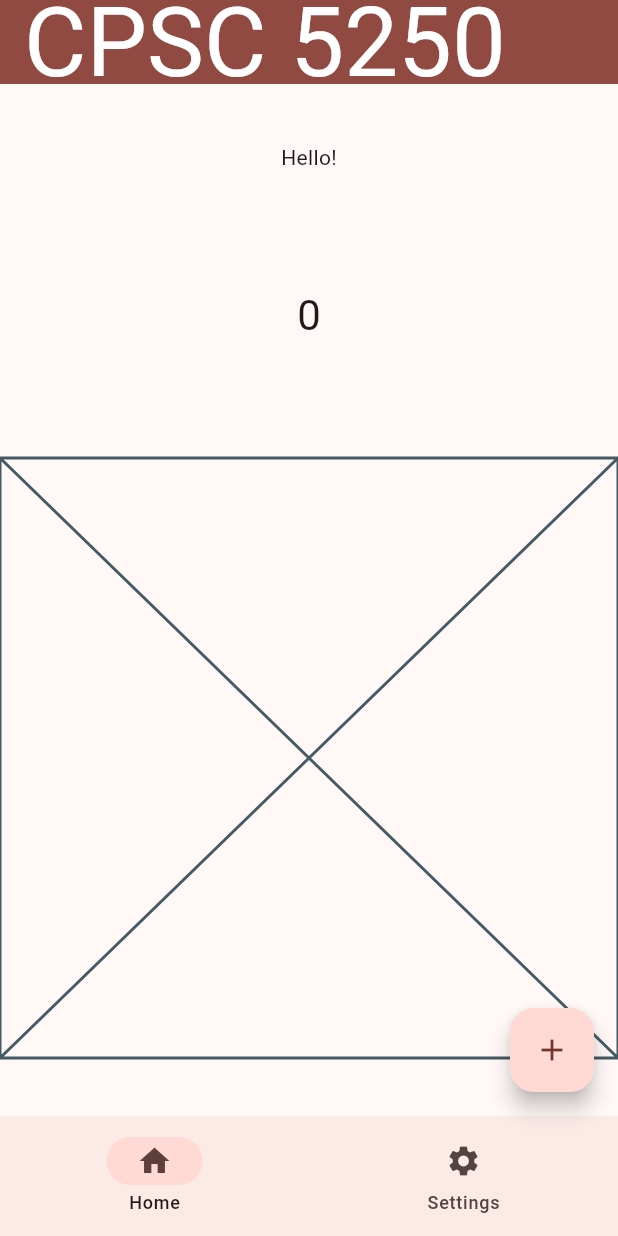
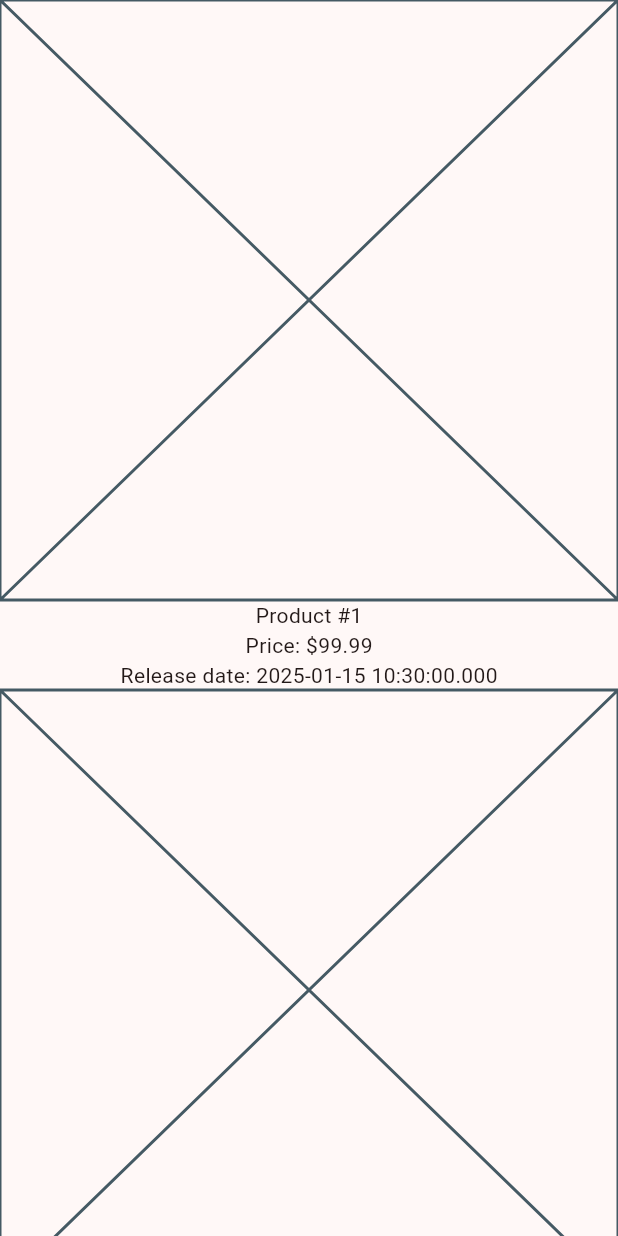
Before and after one commit to tim-spinney/flutter_ecommerce_example, a Flutter app: the screen it shows after launch, on a phone screen of 412 x 824 dp. Run offline on Flutter 3.47's test engine with Material 3 defaults, Android fonts, the phone set to English and light mode, and no system bars.

Commit message:
end of class 1/14: product detail page with placeholders

```diff
--- /dev/null
+++ b/lib/add_to_cart.dart
@@ -0,0 +1,10 @@
+import 'package:flutter/material.dart';
+
+class AddToCart extends StatelessWidget {
+  const AddToCart({super.key});
+
+  @override
+  Widget build(BuildContext context) {
+    return const Placeholder();
+  }
+}
--- /dev/null
+++ b/lib/image_carousel.dart
@@ -0,0 +1,10 @@
+import 'package:flutter/material.dart';
+
+class ImageCarousel extends StatelessWidget {
+  const ImageCarousel({super.key});
+
+  @override
+  Widget build(BuildContext context) {
+    return const Placeholder();
+  }
+}
--- a/lib/main.dart
+++ b/lib/main.dart
@@ -1,4 +1,4 @@
-import 'package:ecommerce/product_list.dart';
+import 'product_detail_page.dart';
 import 'package:flutter/material.dart';
 
 void main() {
@@ -25,74 +25,7 @@ class MyApp extends StatelessWidget {
         useMaterial3: true,
       ),
       // home: const MyHomePage(title: 'Flutter Demo Home Page'),
-      home: const MyHomePage(title: 'CPSC 5250'),
+      home: const ProductDetailPage(),
     );
   }
 }
-
-class MyHomePage extends StatefulWidget {
-  const MyHomePage({super.key, required this.title});
-
-  final String title;
-
-  @override
-  State<MyHomePage> createState() => _MyHomePageState();
-}
-
-class _MyHomePageState extends State<MyHomePage> {
-  int _counter = 0;
-
-  void _incrementCounter() {
-    setState(() {
-      _counter++;
-    });
-  }
-
-  @override
-  Widget build(BuildContext context) {
-    return Scaffold(
-      appBar: AppBar(
-        backgroundColor: Theme.of(context).colorScheme.primary,
-        foregroundColor: Theme.of(context).colorScheme.onPrimary,
-        title: Text(
-          widget.title,
-          style: const TextStyle(
-            fontSize: 64
-          ),
-        ),
-      ),
-      body: Center(
-        child: Column(
-          mainAxisAlignment: MainAxisAlignment.spaceAround,
-          children: [
-            const Text(
-              'Hello!',
-            ),
-            Text(
-              '$_counter',
-              style: Theme.of(context).textTheme.headlineMedium,
-            ),
-            const ProductList(),
-          ],
-        ),
-      ),
-      bottomNavigationBar: NavigationBar(
-        destinations: const [
-          NavigationDestination(
-            icon: Icon(Icons.home),
-            label: 'Home',
-          ),
-          NavigationDestination(
-            icon: Icon(Icons.settings),
-            label: 'Settings',
-          ),
-        ],
-      ),
-      floatingActionButton: FloatingActionButton(
-        onPressed: _incrementCounter,
-        tooltip: 'Increment',
-        child: const Icon(Icons.add),
-      ),
-    );
-  }
-}
--- /dev/null
+++ b/lib/model/product.dart
@@ -0,0 +1,15 @@
+
+import 'product_review.dart';
+
+class Product {
+  final String name;
+  final String description;
+  final DateTime releaseDate;
+  final int _priceInCents;
+
+  final List<ProductReview> reviews;
+
+  String get formattedPrice => '\$${(_priceInCents / 100.0).toStringAsFixed(2)}';
+
+  const Product(this.name, this.description, this.releaseDate, this._priceInCents, this.reviews);
+}
--- /dev/null
+++ b/lib/model/product_review.dart
@@ -0,0 +1,8 @@
+
+class ProductReview {
+  final String username;
+  final int rating;
+  final String comment;
+
+  ProductReview(this.username, this.rating, this.comment);
+}
--- a/lib/product_detail_page.dart
+++ b/lib/product_detail_page.dart
@@ -1,16 +1,31 @@
+import 'package:ecommerce/product_details.dart';
+import 'package:ecommerce/model/product_review.dart';
 import 'package:flutter/material.dart';
+
+import 'model/product.dart';
+
+final _sampleData = Product(
+  'Product #1',
+  'Lorem ipsum dolor sit amet, blah blah blah blah blah',
+  DateTime.now(),
+  9999,
+  [
+    ProductReview('Person #1', 1, 'This product is terrible!'),
+    ProductReview('Person #2', 5, 'This product is great!'),
+  ]
+);
 
 class ProductDetailPage extends StatelessWidget {
   const ProductDetailPage({super.key});
 
   @override
   Widget build(BuildContext context) {
-    return Column(
-      children: [
-        Text('Product name'),
-        Text('Price: \$99.99'),
-        Text('Release date: 2024-01-14'),
-      ],
+    return Scaffold(
+      body: SafeArea(
+        child: SingleChildScrollView(
+          child: ProductDetails(product: _sampleData),
+        ),
+      ),
     );
   }
 }
--- /dev/null
+++ b/lib/product_details.dart
@@ -0,0 +1,27 @@
+import 'package:ecommerce/add_to_cart.dart';
+import 'package:ecommerce/image_carousel.dart';
+import 'package:ecommerce/product_review_list.dart';
+import 'package:flutter/material.dart';
+import 'model/product.dart';
+
+class ProductDetails extends StatelessWidget {
+  final Product product;
+
+  const ProductDetails({super.key, required this.product});
+
+  @override
+  Widget build(BuildContext context) {
+    //final databaseAccessor = context.read<DatabaseAccessor>();
+    //final review = databaseAccessor.reviewsRepository.getReviews(product.id);
+    return Column(
+      children: [
+        ImageCarousel(),
+        Text(product.name),
+        Text('Price: ${product.formattedPrice}'),
+        Text('Release date: ${product.releaseDate}'),
+        AddToCart(),
+        ProductReviewList(reviews: product.reviews),
+      ],
+    );
+  }
+}
--- /dev/null
+++ b/lib/product_review_details.dart
@@ -0,0 +1,17 @@
+import 'package:ecommerce/model/product_review.dart';
+import 'package:flutter/material.dart';
+
+class ProductReviewDetails extends StatelessWidget {
+  final ProductReview review;
+
+  const ProductReviewDetails({super.key, required this.review});
+
+  @override
+  Widget build(BuildContext context) {
+    return ListTile(
+      title: Text(review.username),
+      subtitle: Text(review.comment),
+      leading: Text('${review.rating}/5'),
+    );
+  }
+}
--- /dev/null
+++ b/lib/product_review_list.dart
@@ -0,0 +1,19 @@
+import 'package:ecommerce/product_review_details.dart';
+import 'package:flutter/material.dart';
+
+import 'model/product_review.dart';
+
+class ProductReviewList extends StatelessWidget {
+  final List<ProductReview> reviews;
+
+  const ProductReviewList({super.key, required this.reviews});
+
+  @override
+  Widget build(BuildContext context) {
+    return Column(
+      children: reviews.map(
+              (productReview) => ProductReviewDetails(review: productReview,)
+      ).toList(),
+    );
+  }
+}
```
